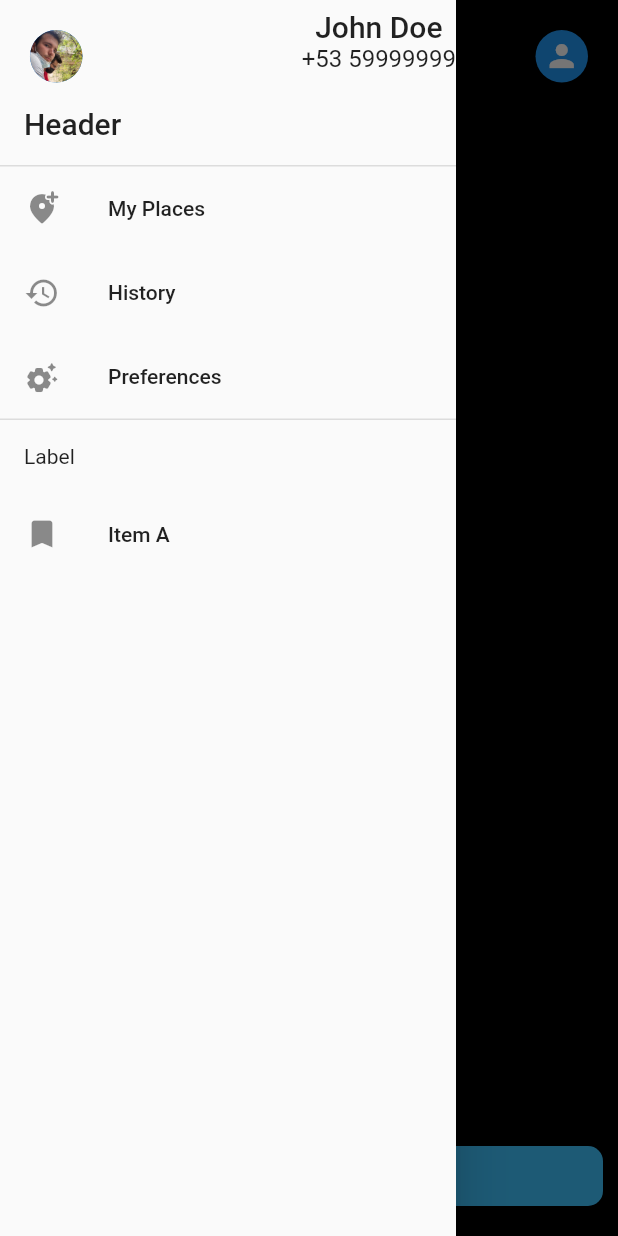
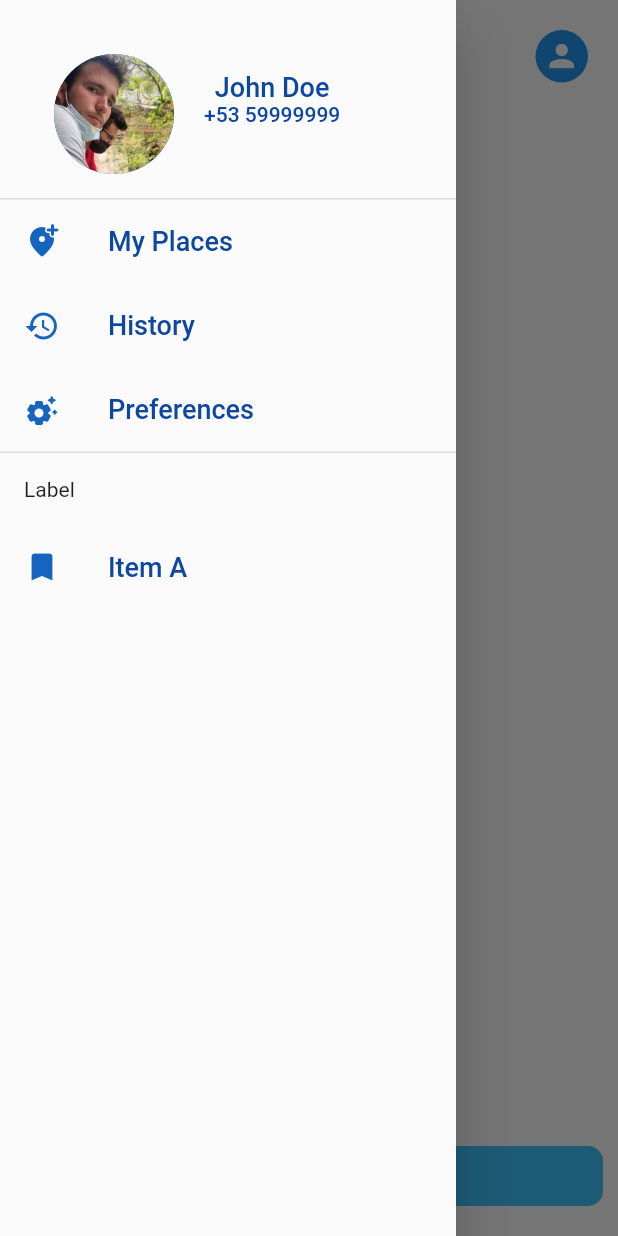
Before and after one commit to geeksLabTech/taxi_app, a Flutter app: the InitialScreenPage screen opened directly, with the side drawer open, on a phone screen of 412 x 824 dp. Run offline on Flutter 3.47's test engine with Material 2 defaults, Android fonts, the phone set to English and light mode, and no system bars; our stand-ins replace dio, get_it, logger.

Commit message:
drawer almost ready

```diff
--- a/lib/src/pages/initial_screen_page.dart
+++ b/lib/src/pages/initial_screen_page.dart
@@ -1,7 +1,6 @@
 import 'package:flutter/material.dart';
 import 'package:flutter/services.dart';
 import 'package:taxi_app/src/widgets/custom_input_widget.dart';
-import 'package:taxi_app/src/widgets/home_map.dart';
 import 'package:taxi_app/src/widgets/round_button.dart';
 
 import '../widgets/home_drawer.dart';
@@ -17,9 +16,63 @@ class InitialScreenPage extends StatelessWidget {
         new GlobalKey<ScaffoldState>();
 
     return Scaffold(
-      key: _scaffoldKey,
-      drawer: homeDrawer(),
-      body: homeMap(scaffoldKey: _scaffoldKey),
-    );
+        key: _scaffoldKey,
+        drawer: homeDrawer(),
+        body: Container(
+            child: Stack(
+          children: [
+            // widget to show a map
+            Container(
+              height: MediaQuery.of(context).size.height,
+              width: MediaQuery.of(context).size.width,
+              decoration: BoxDecoration(color: Colors.white),
+              // child: _createFlutterMap(context),
+            ),
+            Column(
+              children: [
+                Row(
+                  children: [
+                    // round button at the top left
+                    Container(
+                        margin: EdgeInsets.only(left: 20, top: 20),
+                        width: 35,
+                        height: 35,
+                        child: InkWell(
+                          onTap: () {
+                            _scaffoldKey.currentState?.openDrawer();
+                          },
+                          child: Icon(
+                            Icons.menu,
+                            size: 30,
+                          ),
+                        )),
+                    Spacer(),
+                    Container(
+                        margin: EdgeInsets.only(right: 20, top: 20),
+                        width: 35,
+                        height: 35,
+                        child: RoundButton(
+                          child: Icons.person,
+                          onPressed: () {},
+                          color: Colors.white,
+                          background: Colors.blue,
+                        )),
+                  ],
+                ),
+                Spacer(),
+                // search box at bottom of screen
+                Container(
+                  margin: EdgeInsets.only(bottom: 20, left: 10, right: 10),
+                  width: MediaQuery.of(context).size.width,
+                  height: 40,
+                  decoration: BoxDecoration(
+                    color: Colors.lightBlueAccent,
+                    borderRadius: BorderRadius.circular(10),
+                  ),
+                ),
+              ],
+            )
+          ],
+        )));
   }
 }
--- /dev/null
+++ b/lib/src/styles/style_drawer_items.dart
@@ -0,0 +1,13 @@
+import 'package:flutter/material.dart';
+
+final drawerListTileStyleText = TextStyle(
+  fontSize: 18,
+  fontWeight: FontWeight.w500,
+  color: Colors.blue[900],
+);
+
+final drawerPersonalInfoStyleText = TextStyle(
+  fontSize: 14,
+  fontWeight: FontWeight.w500,
+  color: Colors.blue[900],
+);
--- a/lib/src/widgets/home_drawer.dart
+++ b/lib/src/widgets/home_drawer.dart
@@ -1,4 +1,7 @@
+// ignore_for_file: prefer_const_constructors
+
 import 'package:flutter/material.dart';
+import 'package:taxi_app/src/styles/style_drawer_items.dart';
 
 class homeDrawer extends StatelessWidget {
   const homeDrawer({Key? key}) : super(key: key);
@@ -13,54 +16,49 @@ class homeDrawer extends StatelessWidget {
         // Important: Remove any padding from the ListView.
         padding: EdgeInsets.zero,
         children: <Widget>[
-          Row(
-            // round image with name and email
+          Padding(
+              padding: const EdgeInsets.all(16.0),
+              child: Row(
                 children: [
                   Container(
-                margin: EdgeInsets.only(left: 20, top: 20),
-                width: 35,
-                height: 35,
+                    margin: EdgeInsets.only(left: 20, top: 20, right: 20),
+                    width: 80,
+                    height: 80,
                     child: CircleAvatar(
                       backgroundImage: AssetImage('assets/images/user.png'),
                     ),
                   ),
-              Spacer(),
                   Column(
                     children: [
                       Text(
                         'John Doe',
-                    style: textTheme.headline6,
+                        style: drawerListTileStyleText,
                       ),
                       Text(
                         "+53 59999999",
-                    style: textTheme.subtitle1,
+                        style: drawerPersonalInfoStyleText,
                       ),
                     ],
-              )
+                  ),
                 ],
-          ),
-          Padding(
-            padding: const EdgeInsets.all(16.0),
-            child: Text(
-              'Header',
-              style: textTheme.headline6,
-            ),
-          ),
+              )),
           Divider(
             height: 1,
             thickness: 1,
           ),
           ListTile(
-            leading: Icon(Icons.add_location_alt_rounded),
-            title: Text('My Places'),
+            leading:
+                Icon(Icons.add_location_alt_rounded, color: Colors.blue[800]),
+            title: Text('My Places', style: drawerListTileStyleText),
           ),
           ListTile(
-            leading: Icon(Icons.history),
-            title: Text('History'),
+            leading: Icon(Icons.history, color: Colors.blue[800]),
+            title: Text('History', style: drawerListTileStyleText),
           ),
           ListTile(
-            leading: Icon(Icons.settings_suggest_rounded),
-            title: Text('Preferences'),
+            leading:
+                Icon(Icons.settings_suggest_rounded, color: Colors.blue[800]),
+            title: Text('Preferences', style: drawerListTileStyleText),
           ),
           Divider(
             height: 1,
@@ -73,8 +71,8 @@ class homeDrawer extends StatelessWidget {
             ),
           ),
           ListTile(
-            leading: Icon(Icons.bookmark),
-            title: Text('Item A'),
+            leading: Icon(Icons.bookmark, color: Colors.blue[800]),
+            title: Text('Item A', style: drawerListTileStyleText),
           ),
         ],
       ),
--- a/lib/src/widgets/home_map.dart
+++ /dev/null
@@ -1,65 +0,0 @@
-import 'package:flutter/material.dart';
-import 'package:taxi_app/src/widgets/round_button.dart';
-
-class homeMap extends StatelessWidget {
-  final GlobalKey<ScaffoldState> scaffoldKey;
-
-  const homeMap({required this.scaffoldKey, Key? key}) : super(key: key);
-
-  @override
-  Widget build(BuildContext context) {
-    return Container(
-        child: Stack(
-      children: [
-        // widget to show a map
-        Container(
-          height: MediaQuery.of(context).size.height,
-          width: MediaQuery.of(context).size.width,
-          decoration: BoxDecoration(color: Colors.black),
-          // child: _createFlutterMap(context),
-        ),
-        Column(
-          children: [
-            Row(
-              children: [
-                // round button at the top left
-                Container(
-                    margin: EdgeInsets.only(left: 20, top: 20),
-                    width: 35,
-                    height: 35,
-                    child: RoundButton(
-                      child: Icons.menu,
-                      onPressed: () => scaffoldKey.currentState?.openDrawer(),
-                      color: Colors.white,
-                      background: Colors.blue,
-                    )),
-                Spacer(),
-                Container(
-                    margin: EdgeInsets.only(right: 20, top: 20),
-                    width: 35,
-                    height: 35,
-                    child: RoundButton(
-                      child: Icons.person,
-                      onPressed: () {},
-                      color: Colors.white,
-                      background: Colors.blue,
-                    )),
-              ],
-            ),
-            Spacer(),
-            // search box at bottom of screen
-            Container(
-              margin: EdgeInsets.only(bottom: 20, left: 10, right: 10),
-              width: MediaQuery.of(context).size.width,
-              height: 40,
-              decoration: BoxDecoration(
-                color: Colors.lightBlueAccent,
-                borderRadius: BorderRadius.circular(10),
-              ),
-            ),
-          ],
-        )
-      ],
-    ));
-  }
-}
```
Lines whose indentation alone changed are shown as unchanged.
